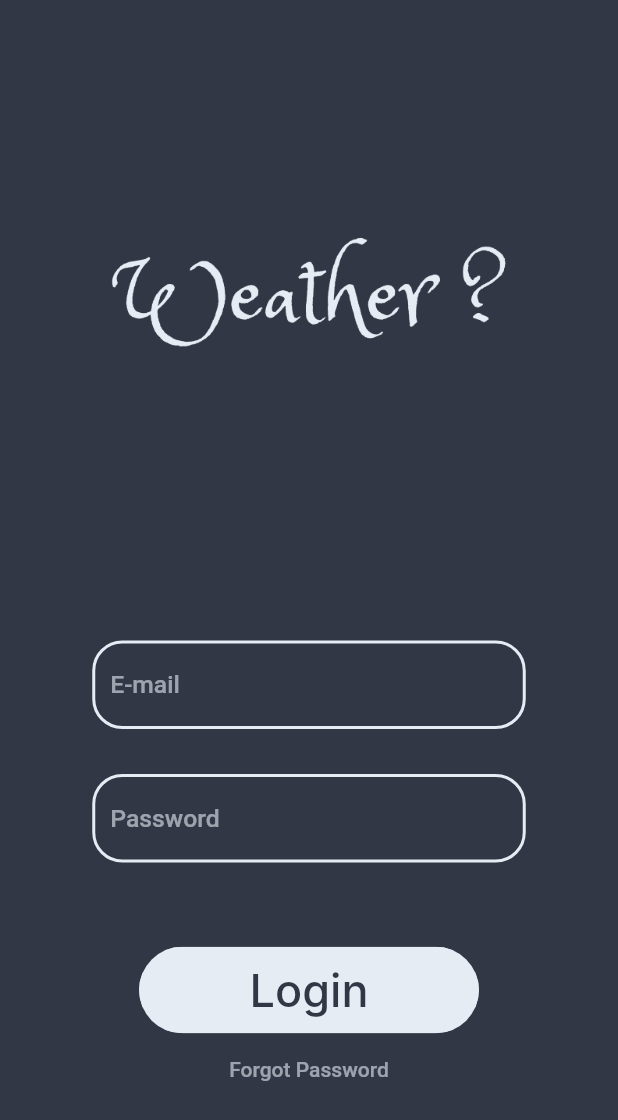
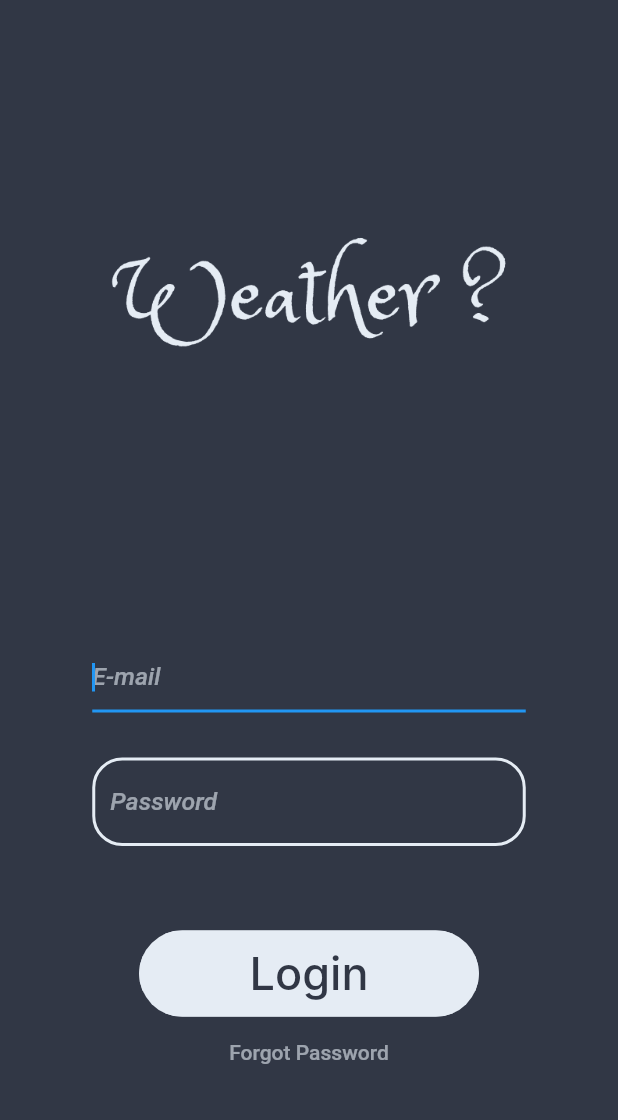
Before and after one commit to RotenKiwi/Flutter-Forward-Extended-master, a Flutter app: the screen it shows after launch, on a phone screen of 412 x 824 dp. Shown: the top 1120 px of the screen. Run offline on Flutter 3.47's test engine with Material 2 defaults, Android fonts, the phone set to English and light mode, and no system bars; our stand-ins replace firebase_auth, firebase_core, geolocator; accounts and stored records are empty; Roboto replaces fonts that are missing (Inter, Poppins).

Commit message:
minor changes to formfield

```diff
--- a/lib/Components/formField.dart
+++ b/lib/Components/formField.dart
@@ -19,6 +19,7 @@ class formField extends StatelessWidget {
     return Padding(
       padding: const EdgeInsets.symmetric(horizontal: 10, vertical: 15),
       child: TextField(
+        autofocus: true,
         onSubmitted: onChanged,
         style: const TextStyle(
           color: constants.dayPrimary,
@@ -37,6 +38,7 @@ class formField extends StatelessWidget {
             color: constants.dayPrimaryFade,
             fontSize: size.width * 0.04,
             fontWeight: FontWeight.w500,
+            fontStyle: FontStyle.italic,
             fontFamily: 'Poppins',
           ),
         ),
```
